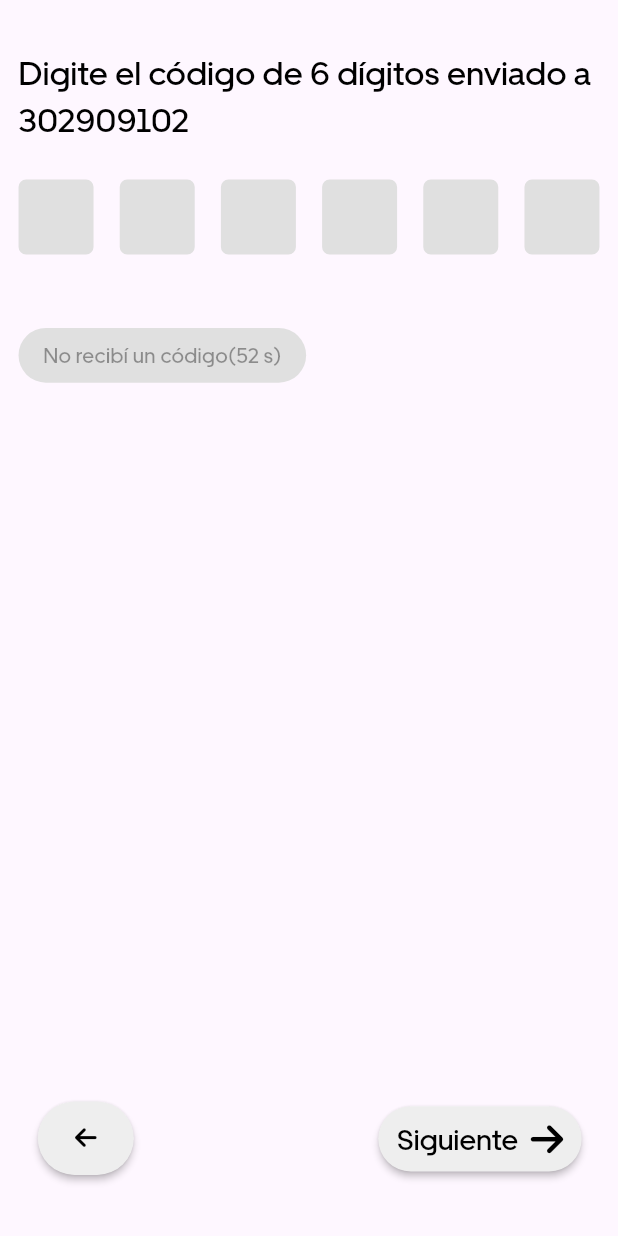
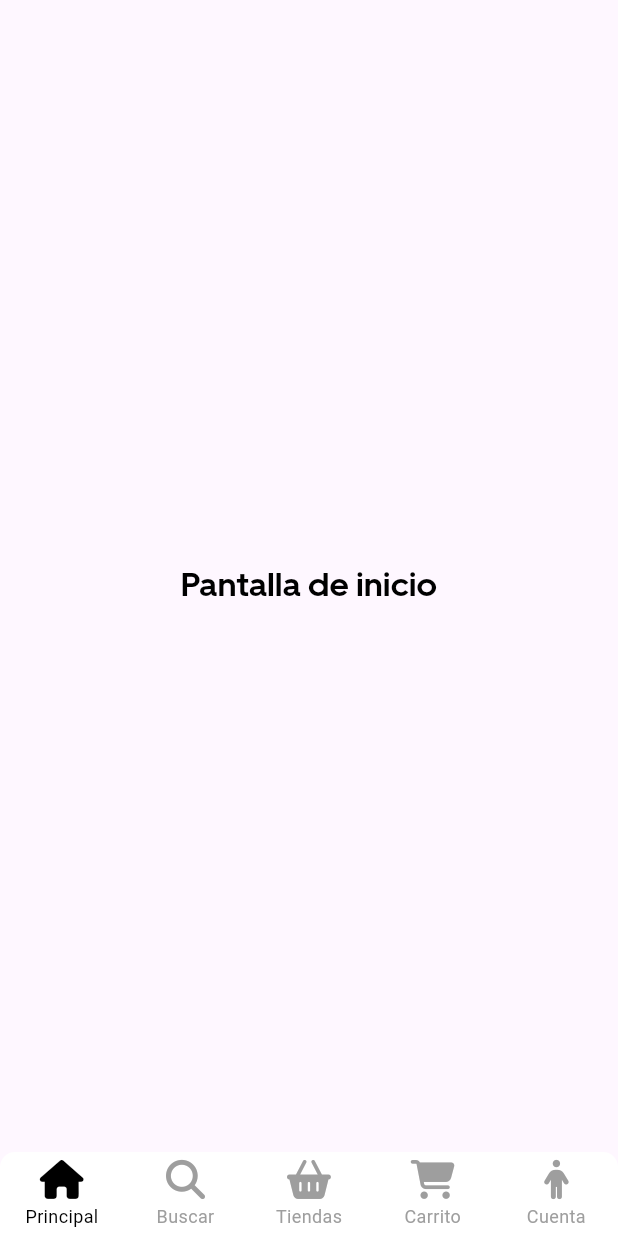
Before and after one commit to Lovealone1/DelieveryDllMovil, a Flutter app: the screen it shows after launch, on a phone screen of 412 x 824 dp. Run offline on Flutter 3.47's test engine with Material 3 defaults, Android fonts, the phone set to English and light mode, and no system bars; drawn by our look-alikes of persistent_bottom_nav_bar, pin_code_fields; our stand-ins replace country_picker, font_awesome_flutter, sizer.

```diff
--- a/lib/main.dart
+++ b/lib/main.dart
@@ -1,6 +1,7 @@
 import 'package:flutter/material.dart';
 //import 'package:food_delievery/view/authScreens/mobileLoginScreen.dart';
-import 'package:food_delievery/view/authScreens/otpScreen.dart';
+//import 'package:food_delievery/view/authScreens/otpScreen.dart';
+import 'package:food_delievery/view/bottomNavigationBar/bottomNavigationBar.dart';
 import 'package:sizer/sizer.dart';
 void main() {
   runApp(const MyApp());
@@ -17,7 +18,7 @@ class MyApp extends StatelessWidget {
         title: 'Flutter Demo',
         theme: ThemeData(
         ),
-        home: OTPScreen()
+        home: BottomNavigationBarDelievery()
       );
     });
 
--- /dev/null
+++ b/lib/view/bottomNavigationBar/bottomNavigationBar.dart
@@ -0,0 +1,97 @@
+import 'package:flutter/material.dart';
+import 'package:font_awesome_flutter/font_awesome_flutter.dart';
+import 'package:food_delievery/utils/colors.dart';
+import 'package:food_delievery/view/account/account.dart';
+import 'package:food_delievery/view/basket/basketScreen.dart';
+import 'package:food_delievery/view/browse/browse.dart';
+import 'package:food_delievery/view/grocery/groceryScreen.dart';
+import 'package:food_delievery/view/home/homeScreen.dart';
+import 'package:persistent_bottom_nav_bar/persistent_tab_view.dart';
+
+class BottomNavigationBarDelievery extends StatefulWidget {
+  const BottomNavigationBarDelievery({super.key});
+
+  @override
+  State<BottomNavigationBarDelievery> createState() => _BottomNavigationBarDelieveryState();
+}
+
+class _BottomNavigationBarDelieveryState extends State<BottomNavigationBarDelievery> {
+
+  PersistentTabController controller =  PersistentTabController(initialIndex: 0);
+  List<Widget> _buildScreens(){
+    return [
+      const HomeScreen(),
+      const BrowseScreen(),
+      const GroceryScreen(),
+      const BasketScreen(),
+      const AccountScreen()
+    ];
+  }
+
+  List<PersistentBottomNavBarItem> _navBarsItems() {
+        return [
+            PersistentBottomNavBarItem(
+                icon: FaIcon(FontAwesomeIcons.house),
+                title: ("Principal"),
+                activeColorPrimary: black,
+                inactiveColorPrimary:grey,
+            ),
+            PersistentBottomNavBarItem(
+                icon:FaIcon(FontAwesomeIcons.magnifyingGlass),
+                title: ("Buscar"),
+                activeColorPrimary: black,
+                inactiveColorPrimary:grey,
+            ),
+            PersistentBottomNavBarItem(
+                icon:FaIcon(FontAwesomeIcons.basketShopping),
+                title: ("Tiendas"),
+                activeColorPrimary: black,
+                inactiveColorPrimary:grey,
+            ),
+            PersistentBottomNavBarItem(
+                icon:FaIcon(FontAwesomeIcons.cartShopping),
+                title: ("Carrito"),
+                activeColorPrimary: black,
+                inactiveColorPrimary:grey,
+            ),
+            PersistentBottomNavBarItem(
+                icon:FaIcon(FontAwesomeIcons.person),
+                title: ("Cuenta"),
+                activeColorPrimary: black,
+                inactiveColorPrimary:grey,
+            ),
+        ];
+    }
+
+  @override
+  Widget build(BuildContext context) {
+    return  PersistentTabView(
+        context,
+        controller: controller,
+        screens: _buildScreens(),
+        items: _navBarsItems(),
+        confineInSafeArea: true,
+        backgroundColor: white, // Default is Colors.white.
+        handleAndroidBackButtonPress: true, // Default is true.
+        resizeToAvoidBottomInset: true, // This needs to be true if you want to move up the screen when keyboard appears. Default is true.
+        stateManagement: true, // Default is true.
+        hideNavigationBarWhenKeyboardShows: true, // Recommended to set 'resizeToAvoidBottomInset' as true while using this argument. Default is true.
+        decoration: NavBarDecoration(
+          borderRadius: BorderRadius.circular(10.0),
+          colorBehindNavBar: Colors.white,
+        ),
+        popAllScreensOnTapOfSelectedTab: true,
+        popActionScreens: PopActionScreensType.all,
+        itemAnimationProperties: const ItemAnimationProperties( // Navigation Bar's items animation properties.
+          duration: Duration(milliseconds: 200),
+          curve: Curves.ease,
+        ),
+        screenTransitionAnimation: ScreenTransitionAnimation( // Screen transition animation on change of selected tab.
+          animateTabTransition: true,
+          curve: Curves.ease,
+          duration: Duration(milliseconds: 200),
+        ),
+        navBarStyle: NavBarStyle.style6, // Choose the nav bar style with this property.
+    );
+  }
+}
--- /dev/null
+++ b/lib/view/home/homeScreen.dart
@@ -0,0 +1,16 @@
+import 'package:flutter/material.dart';
+import 'package:food_delievery/utils/textStyles.dart';
+
+class HomeScreen extends StatefulWidget {
+  const HomeScreen({super.key});
+
+  @override
+  State<HomeScreen> createState() => _HomeScreenState();
+}
+
+class _HomeScreenState extends State<HomeScreen> {
+  @override
+  Widget build(BuildContext context) {
+    return Scaffold(body: Center(child: Text('Pantalla de inicio', style: AppTextStyles.body16Bold,)));
+  }
+}
--- a/pubspec.yaml
+++ b/pubspec.yaml
@@ -19,6 +19,8 @@ dependencies:
   country_picker: ^2.0.25
   font_awesome_flutter: ^10.7.0
   pin_code_fields: ^8.0.1
+  persistent_bottom_nav_bar_v2: ^5.2.3
+  persistent_bottom_nav_bar: ^5.0.2
 
 dev_dependencies:
   flutter_test:
@@ -30,7 +32,8 @@ dev_dependencies:
 flutter:
 
   uses-material-design: true
-
+  assets:
+    - assets/categories/
   fonts:
     - family: UberMoveMedium
       fonts:
```
Also changed, not shown: lib/view/account/account.dart (added, +16 -0 lines), lib/view/basket/basketScreen.dart (added, +16 -0 lines), lib/view/browse/browse.dart (added, +91 -0 lines), lib/view/grocery/groceryScreen.dart (added, +21 -0 lines), pubspec.lock.
